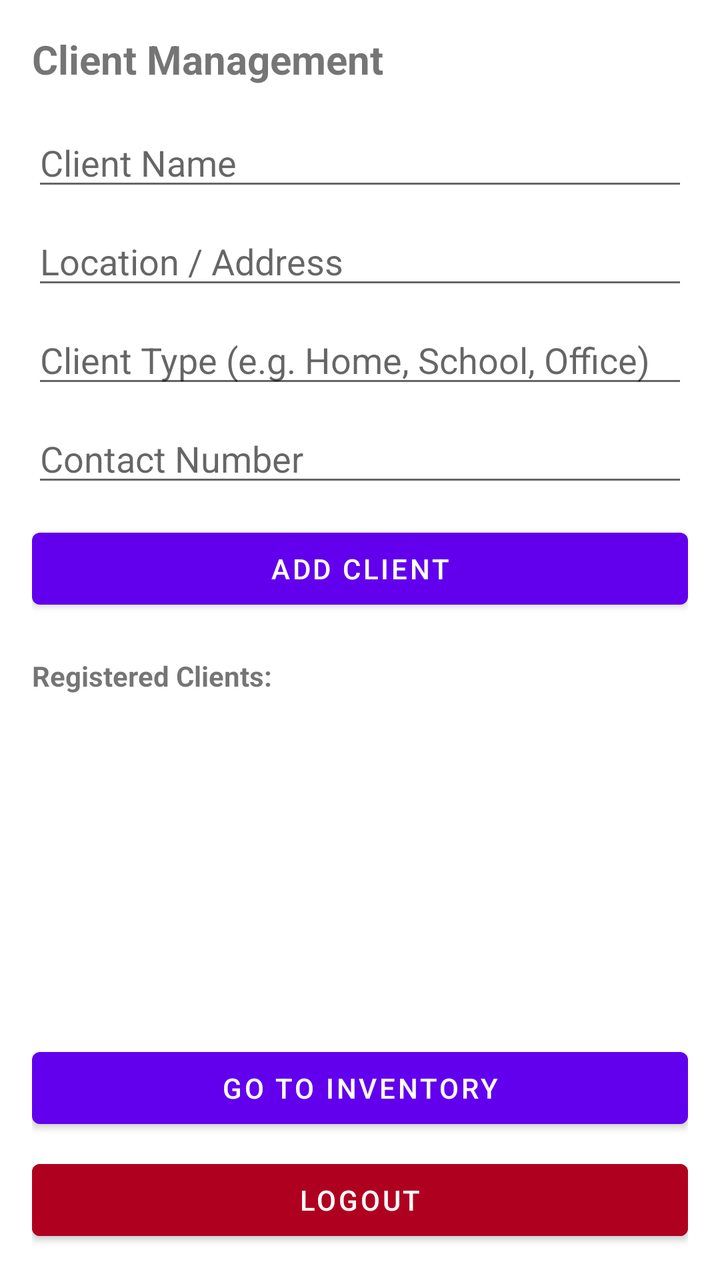
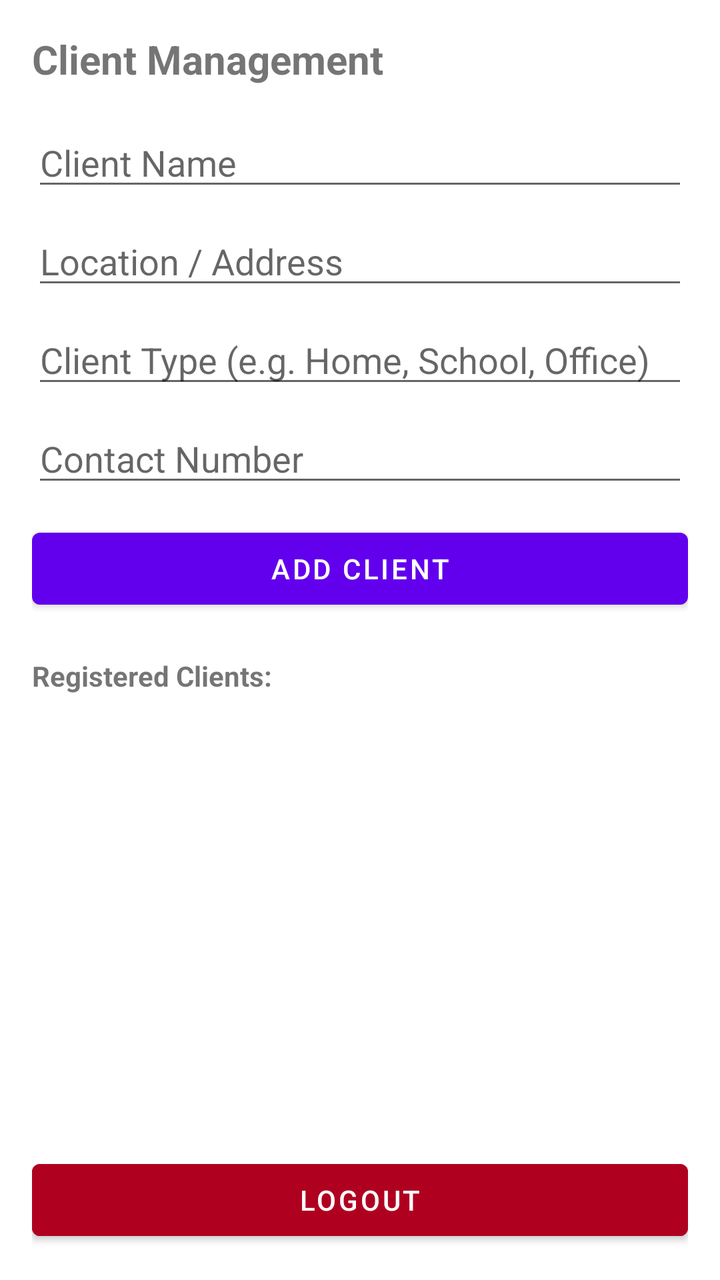

Compare the two renders of this Android layout. The source of the first and the diff that turns it into the second are given below.
<!-- AndroidManifest.xml: fallback theme Theme.MaterialComponents.DayNight.NoActionBar -->
<!-- res/layout/activity_clients.xml -->
<?xml version="1.0" encoding="utf-8"?>
<LinearLayout xmlns:android="http://schemas.android.com/apk/res/android"
    android:layout_width="match_parent"
    android:layout_height="match_parent"
    android:orientation="vertical"
    android:padding="16dp">

    <TextView
        android:layout_width="wrap_content"
        android:layout_height="wrap_content"
        android:text="Client Management"
        android:textSize="20sp"
        android:textStyle="bold"
        android:layout_marginBottom="16dp" />

    <EditText
        android:id="@+id/clientNameInput"
        android:layout_width="match_parent"
        android:layout_height="wrap_content"
        android:hint="Client Name"
        android:inputType="textPersonName" />

    <EditText
        android:id="@+id/clientLocationInput"
        android:layout_width="match_parent"
        android:layout_height="wrap_content"
        android:hint="Location / Address"
        android:inputType="textPostalAddress"
        android:layout_marginTop="8dp" />

    <EditText
        android:id="@+id/clientTypeInput"
        android:layout_width="match_parent"
        android:layout_height="wrap_content"
        android:hint="Client Type (e.g. Home, School, Office)"
        android:inputType="text"
        android:layout_marginTop="8dp" />

    <EditText
        android:id="@+id/clientContactInput"
        android:layout_width="match_parent"
        android:layout_height="wrap_content"
        android:hint="Contact Number"
        android:inputType="phone"
        android:layout_marginTop="8dp" />

    <Button
        android:id="@+id/addClientButton"
        android:layout_width="match_parent"
        android:layout_height="wrap_content"
        android:text="Add Client"
        android:layout_marginTop="12dp" />

    <TextView
        android:layout_width="wrap_content"
        android:layout_height="wrap_content"
        android:text="Registered Clients:"
        android:textStyle="bold"
        android:layout_marginTop="20dp" />

    <ListView
        android:id="@+id/clientListView"
        android:layout_width="match_parent"
        android:layout_height="0dp"
        android:layout_weight="1"
        android:layout_marginTop="8dp" />

        <Button
        android:id="@+id/goToInventoryButton"
        android:layout_width="match_parent"
        android:layout_height="wrap_content"
        android:text="Go to Inventory"
        android:layout_marginTop="12dp" />

        <Button
        android:id="@+id/logoutButton"
        android:layout_width="match_parent"
        android:layout_height="wrap_content"
        android:text="Logout"
        android:backgroundTint="#B00020"
        android:layout_marginTop="8dp" />

</LinearLayout>
<!-- resources referenced by this layout -->
<resources>

</resources>

<!-- the commit's change to res/layout/activity_clients.xml (unified diff, before → after) -->
@@ -66,13 +66,6 @@
         android:layout_marginTop="8dp" />
 
         <Button
-        android:id="@+id/goToInventoryButton"
-        android:layout_width="match_parent"
-        android:layout_height="wrap_content"
-        android:text="Go to Inventory"
-        android:layout_marginTop="12dp" />
-
-        <Button
         android:id="@+id/logoutButton"
         android:layout_width="match_parent"
         android:layout_height="wrap_content"
